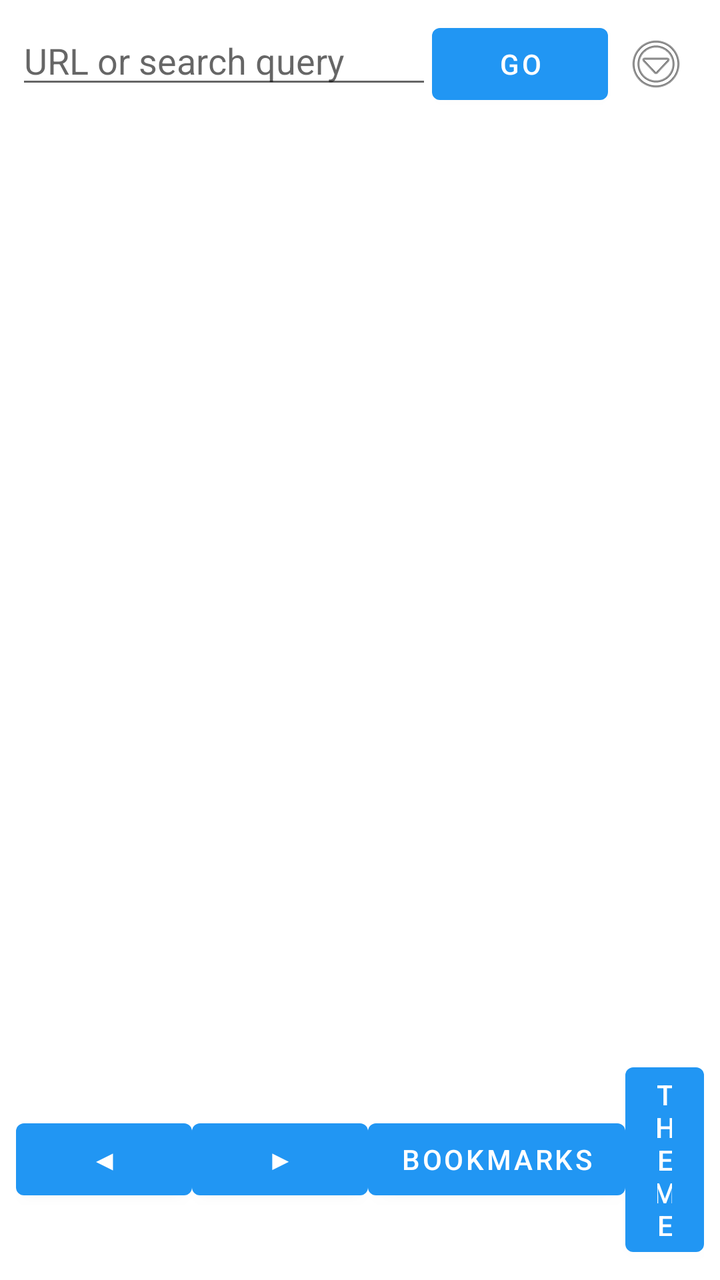
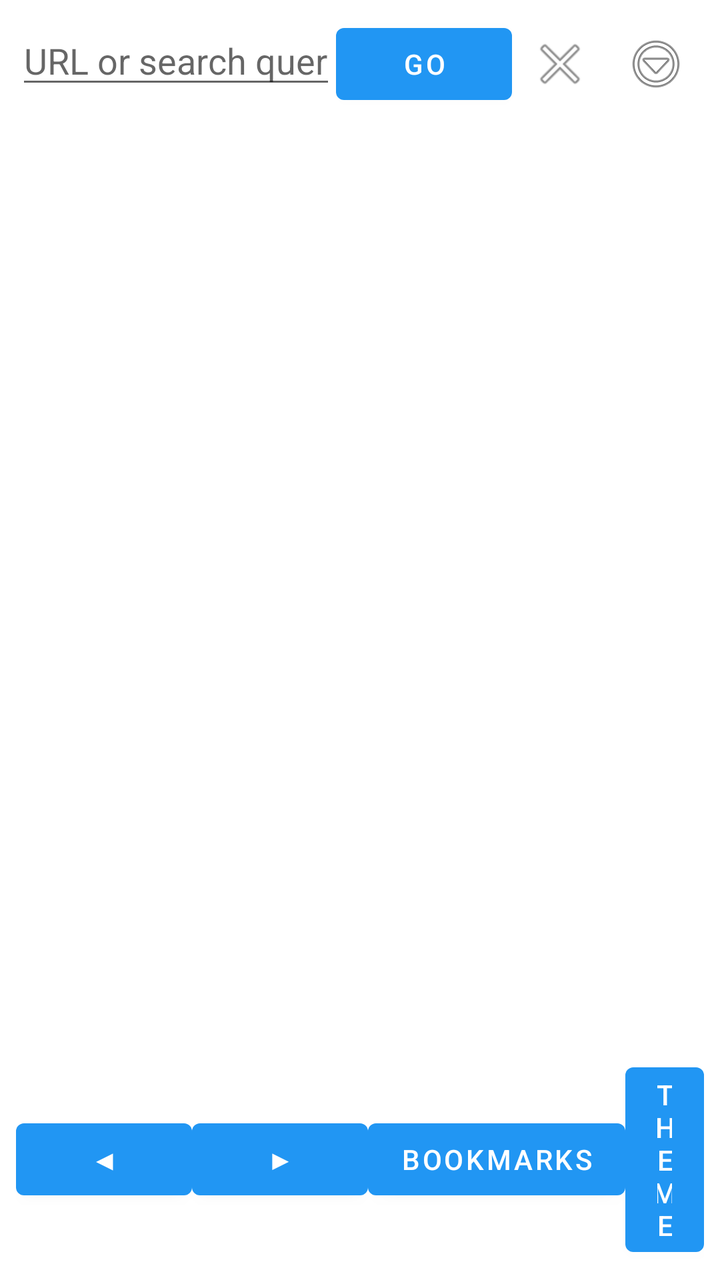

The first picture is an Android layout as it rendered before a commit; the second is the same layout after the commit. The layout source and the unified diff follow.
<!-- AndroidManifest.xml: application theme Theme.TextReader -->
<!-- res/layout/activity_main.xml -->
<?xml version="1.0" encoding="utf-8"?>
<androidx.constraintlayout.widget.ConstraintLayout
    xmlns:android="http://schemas.android.com/apk/res/android"
    xmlns:app="http://schemas.android.com/apk/res-auto"
    android:id="@+id/rootLayout"
    android:layout_width="match_parent"
    android:layout_height="match_parent"
    android:fitsSystemWindows="true">

    <LinearLayout
        android:id="@+id/topBar"
        android:layout_width="0dp"
        android:layout_height="wrap_content"
        android:orientation="horizontal"
        android:padding="8dp"
        app:layout_constraintTop_toTopOf="parent"
        app:layout_constraintStart_toStartOf="parent"
        app:layout_constraintEnd_toEndOf="parent">

        <EditText
            android:id="@+id/urlInput"
            android:layout_width="0dp"
            android:layout_height="wrap_content"
            android:layout_weight="1"
            android:hint="URL or search query" />

        <Button
            android:id="@+id/goButton"
            android:layout_width="wrap_content"
            android:layout_height="wrap_content"
            android:text="Go" />

        <ImageButton
            android:id="@+id/menuButton"
            android:layout_width="wrap_content"
            android:layout_height="wrap_content"
            android:contentDescription="Menu"
            android:padding="8dp"
            android:src="@android:drawable/ic_menu_more"
            android:background="?android:attr/selectableItemBackgroundBorderless" />
    </LinearLayout>

    <TextView
        android:id="@+id/contentView"
        android:layout_width="0dp"
        android:layout_height="0dp"
        android:padding="16dp"
        android:textSize="16sp"
        android:gravity="top|start"
        android:scrollbars="vertical"
        app:layout_constraintTop_toBottomOf="@id/topBar"
        app:layout_constraintBottom_toTopOf="@id/bottomBar"
        app:layout_constraintStart_toStartOf="parent"
        app:layout_constraintEnd_toEndOf="parent" />

    <LinearLayout
        android:id="@+id/bottomBar"
        android:layout_width="0dp"
        android:layout_height="wrap_content"
        android:orientation="horizontal"
        android:gravity="center"
        android:padding="8dp"
        app:layout_constraintBottom_toBottomOf="parent"
        app:layout_constraintStart_toStartOf="parent"
        app:layout_constraintEnd_toEndOf="parent">

        <Button
            android:id="@+id/prevButton"
            android:layout_width="wrap_content"
            android:layout_height="wrap_content"
            android:text="◀" />

        <Button
            android:id="@+id/nextButton"
            android:layout_width="wrap_content"
            android:layout_height="wrap_content"
            android:text="▶" />

        <Button
            android:id="@+id/bookmarksButton"
            android:layout_width="wrap_content"
            android:layout_height="wrap_content"
            android:text="Bookmarks" />

        <Button
            android:id="@+id/themeButton"
            android:layout_width="wrap_content"
            android:layout_height="wrap_content"
            android:text="Theme" />

        <Button
            android:id="@+id/exitButton"
            android:layout_width="wrap_content"
            android:layout_height="wrap_content"
            android:text="Exit" />
    </LinearLayout>

</androidx.constraintlayout.widget.ConstraintLayout>
<!-- resources referenced by this layout -->
<resources>
  <style name="Theme.TextReader" parent="Theme.MaterialComponents.DayNight.NoActionBar">
          <item name="colorPrimary">@color/colorPrimary</item>
          <item name="colorPrimaryVariant">@color/colorPrimaryDark</item>
          <item name="colorAccent">@color/colorAccent</item>
      </style>
  <color name="colorPrimary">#2196F3</color>
  <color name="colorPrimaryDark">#1976D2</color>
  <color name="colorAccent">#FF9800</color>
</resources>

<!-- the commit's change to res/layout/activity_main.xml (unified diff, before → after) -->
@@ -22,6 +22,9 @@
             android:layout_width="0dp"
             android:layout_height="wrap_content"
             android:layout_weight="1"
+            android:maxLines="1"
+            android:inputType="textUri"
+            android:imeOptions="actionGo"
             android:hint="URL or search query" />
 
         <Button
@@ -29,6 +32,15 @@
             android:layout_width="wrap_content"
             android:layout_height="wrap_content"
             android:text="Go" />
+
+        <ImageButton
+            android:id="@+id/cancelButton"
+            android:layout_width="wrap_content"
+            android:layout_height="wrap_content"
+            android:contentDescription="Cancel loading"
+            android:padding="8dp"
+            android:src="@android:drawable/ic_menu_close_clear_cancel"
+            android:background="?android:attr/selectableItemBackgroundBorderless" />
 
         <ImageButton
             android:id="@+id/menuButton"
